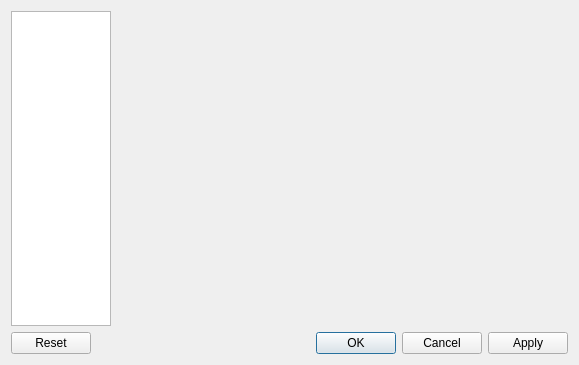
This is editors/sc-ide/forms/settings_dialog.ui in supercollider/supercollider as Qt 5 draws it before an edit. The edited form follows.
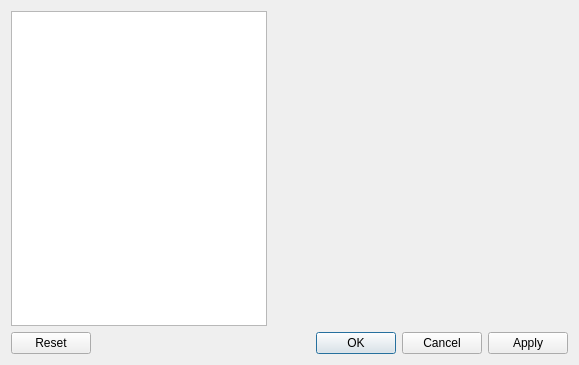
This is the edited form. Custom widgets are drawn as their Qt base class.

Commit message: style: settings dialog cleanup

The edit to the form file:
```diff
--- a/editors/sc-ide/forms/settings_dialog.ui
+++ b/editors/sc-ide/forms/settings_dialog.ui
@@ -26,7 +26,7 @@
        </property>
        <property name="maximumSize">
         <size>
-         <width>100</width>
+         <width>260</width>
          <height>16777215</height>
         </size>
        </property>
```
The commit also changes 2 other files.
